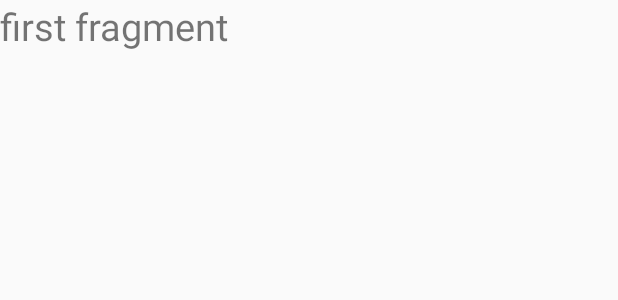
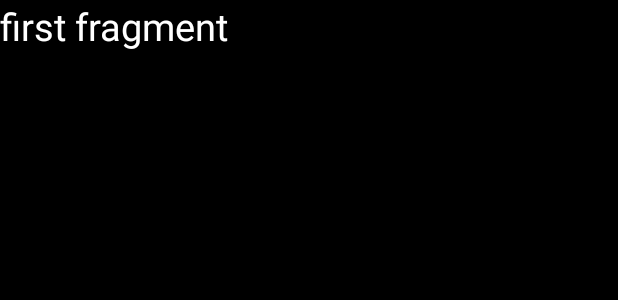
Before and after one commit to RobertHan96/FragmentBasicPractice, an Android app: the layout fragment_first.xml on its own in the app's theme, with its tools: preview values and no code run, on a phone screen of 412 x 824 dp. Shown: the top 300 px of the screen. Run offline under Robolectric (Android 15) with nearby library versions, the phone set to English and light mode, and no system bars.

Commit message:
프래그먼트를 실제 UI에 배치

```diff
--- a/app/src/main/res/layout/activity_main.xml
+++ b/app/src/main/res/layout/activity_main.xml
@@ -6,5 +6,10 @@
     android:layout_height="match_parent"
     tools:context=".MainActivity">
 
+    <fragment
+        android:id="@+id/firstFrag"
+        android:layout_width="match_parent"
+        android:layout_height="200dp"
+        class="com.nexon.fragmentbasicpractice.fragments.FirstFragment"/>
 
 </LinearLayout>
--- a/app/src/main/res/layout/fragment_first.xml
+++ b/app/src/main/res/layout/fragment_first.xml
@@ -1,6 +1,7 @@
 <?xml version="1.0" encoding="utf-8"?>
 <LinearLayout
     android:layout_gravity="center"
+    android:background="#000000"
     xmlns:android="http://schemas.android.com/apk/res/android" android:layout_width="match_parent"
     android:layout_height="match_parent">
 
@@ -8,6 +9,7 @@
         android:layout_width="wrap_content"
         android:layout_height="wrap_content"
         android:text="first fragment"
+        android:textColor="#FFFFFF"
         android:textSize="25dp"/>
 
 </LinearLayout>
```
